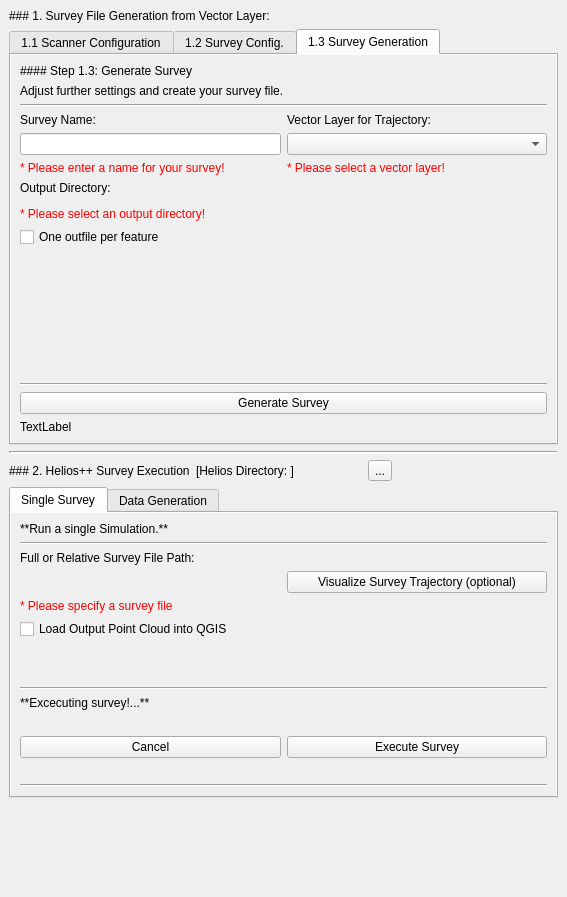
Qt form aeos_dockwidget_base.ui (3dgeo-heidelberg/aeos) before a commit.
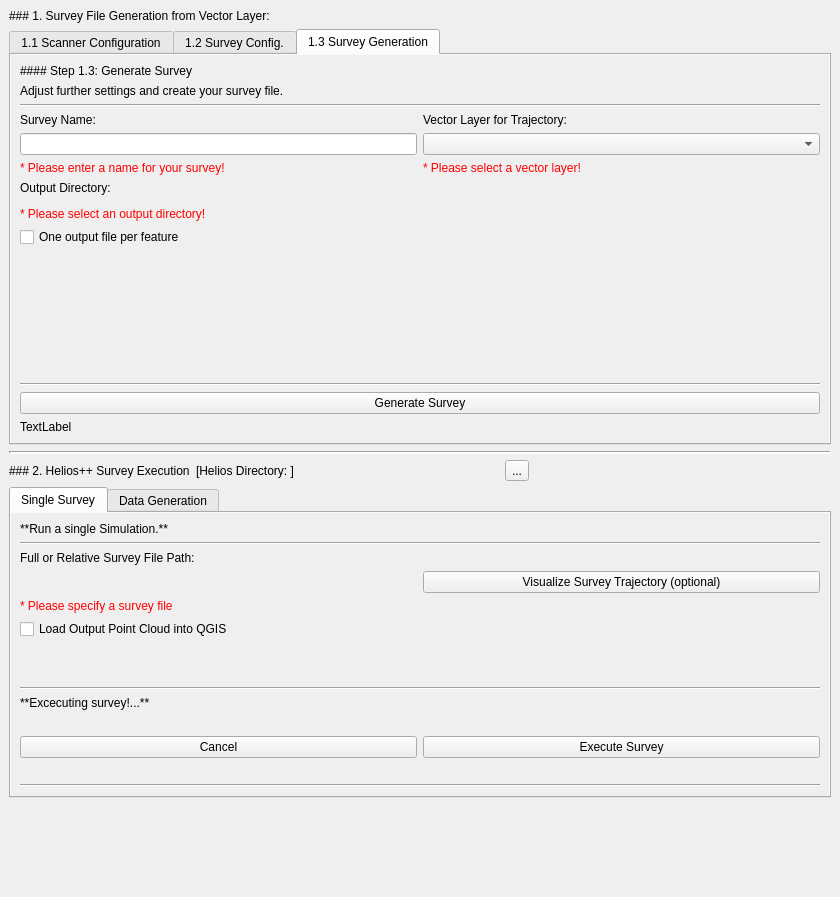
The same form after that commit. The open tabs and pages were chosen to show the change. Icons and pictures are not drawn. Custom widgets are drawn as their Qt base class.

Commit message: update for helios v2: api changes, new xml locations + formatting etc.

The edit to the form file:
```diff
--- a/aeos_dockwidget_base.ui
+++ b/aeos_dockwidget_base.ui
@@ -6,7 +6,7 @@
    <rect>
     <x>0</x>
     <y>0</y>
-    <width>567</width>
+    <width>840</width>
     <height>897</height>
    </rect>
   </property>
@@ -1032,7 +1032,7 @@
           <item>
            <widget class="QCheckBox" name="stripid_flag">
             <property name="text">
-             <string>One outfile per feature</string>
+             <string>One output file per feature</string>
             </property>
            </widget>
           </item>
```
Left out of the diff: 2 changed lines with no effect on the pictures. The commit also changes 2 other files.
